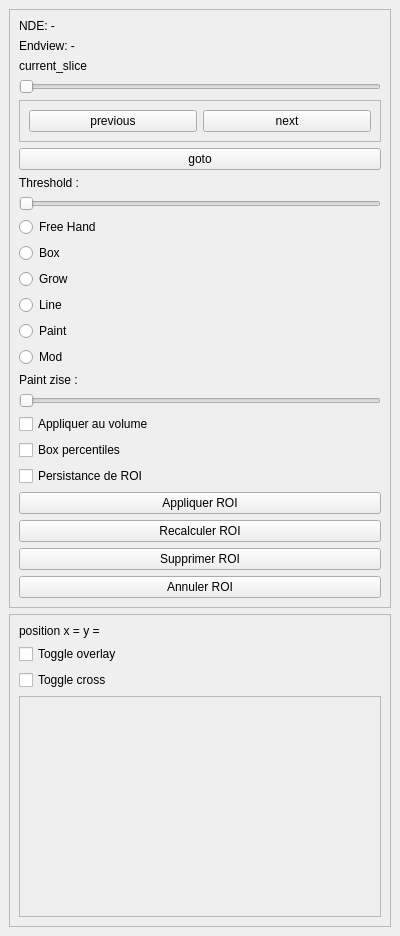
Above: toolspanel.ui from ostidepeignecul/segmentation-tool before the change. Below: the same form after it.
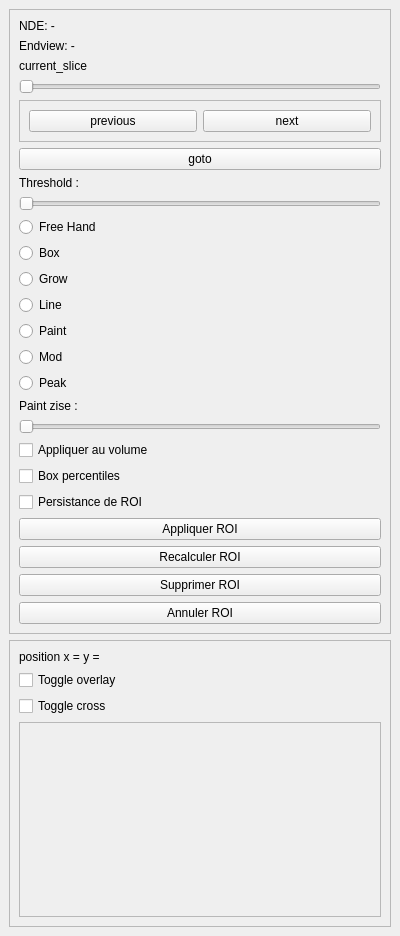
That is the form after the change. Custom widgets are drawn as their Qt base class.

Commit message: Mode ROI Peak freehand avec choix 1er/2e pic et germination verticale

```diff
--- a/toolspanel.ui
+++ b/toolspanel.ui
@@ -141,6 +141,13 @@
          </property>
         </widget>
        </item>
+       <item>
+        <widget class="QRadioButton" name="radioButton_7">
+         <property name="text">
+          <string>Peak</string>
+         </property>
+        </widget>
+       </item>
        <item>
         <widget class="QLabel" name="label_6">
          <property name="text">
@@ -259,8 +266,8 @@
            <rect>
             <x>0</x>
             <y>0</y>
-            <width>356</width>
-            <height>104</height>
+            <width>344</width>
+            <height>75</height>
            </rect>
           </property>
           <property name="minimumSize">
```
The commit also changes 10 other files.
